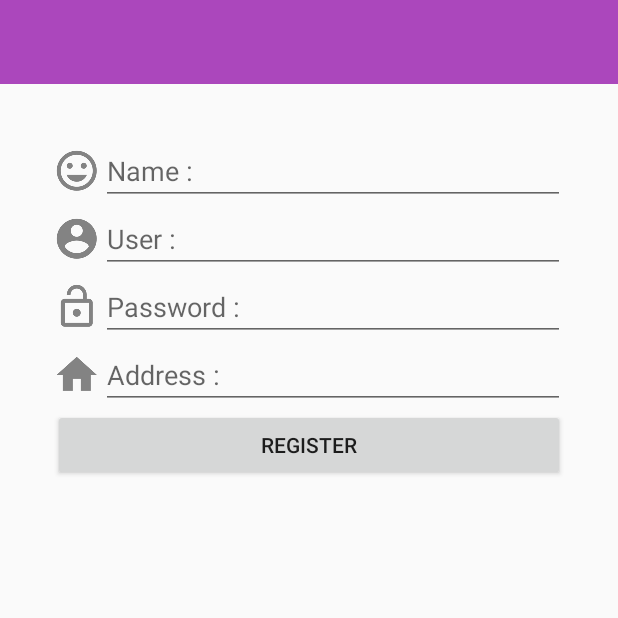
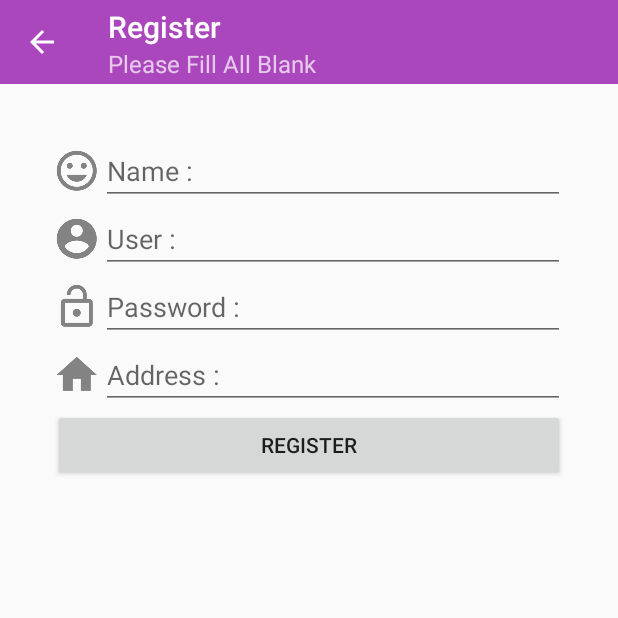
Before and after one commit to jp2kdev/AppSRRU, an Android app: the screen it shows after launch (MainActivity), after a tap on "New Register", on a phone screen of 412 x 824 dp, the top half of it. Run offline under Robolectric (Android 15) with nearby library versions, the phone set to English and light mode, and no system bars.

Commit message:
Finish on 25 March 2018

```diff
--- a/app/src/main/java/jpdeveloper/srru/ac/th/appsrru/fragment/RegisterFragment.java
+++ b/app/src/main/java/jpdeveloper/srru/ac/th/appsrru/fragment/RegisterFragment.java
@@ -3,13 +3,48 @@ package jpdeveloper.srru.ac.th.appsrru.fragment;
 import android.os.Bundle;
 import android.support.annotation.Nullable;
 import android.support.v4.app.Fragment;
+import android.support.v7.widget.Toolbar;
 import android.view.LayoutInflater;
 import android.view.View;
 import android.view.ViewGroup;
 
+import jpdeveloper.srru.ac.th.appsrru.MainActivity;
 import jpdeveloper.srru.ac.th.appsrru.R;
 
 public class RegisterFragment extends Fragment {
+
+    @Override
+    public void onActivityCreated(@Nullable Bundle savedInstanceState) {
+        super.onActivityCreated(savedInstanceState);
+
+
+        //Create Toolbar
+        createToolbar();
+
+
+    }// Main Method
+
+    private void createToolbar() {
+
+        Toolbar toolbar = getView().findViewById(R.id.toolbarRegister);
+        ((MainActivity)getActivity()).setSupportActionBar(toolbar);
+
+        //Setup Title
+        ((MainActivity) getActivity()).getSupportActionBar().setTitle("Register");
+        ((MainActivity) getActivity()).getSupportActionBar().setSubtitle("Please Fill All Blank");
+
+        //Setup Navigation Icon
+        ((MainActivity) getActivity()).getSupportActionBar().setHomeButtonEnabled(true);
+        ((MainActivity) getActivity()).getSupportActionBar().setDisplayHomeAsUpEnabled(true);
+
+        toolbar.setNavigationOnClickListener(new View.OnClickListener() {
+            @Override
+            public void onClick(View v) {
+                 getActivity().getSupportFragmentManager().popBackStack();
+            }
+        });
+
+    }
 
     @Nullable
     @Override
--- a/app/src/main/res/layout/fragment_register.xml
+++ b/app/src/main/res/layout/fragment_register.xml
@@ -5,7 +5,8 @@
 
     <!--Toolbar-->
     <android.support.v7.widget.Toolbar
-        android:theme="@style/ThemeOverlay.AppCompat.ActionBar"
+        android:id="@+id/toolbarRegister"
+        android:theme="@style/ThemeOverlay.AppCompat.Dark.ActionBar"
         android:background="@color/colorPrimary"
 
         android:layout_width="match_parent"
```
